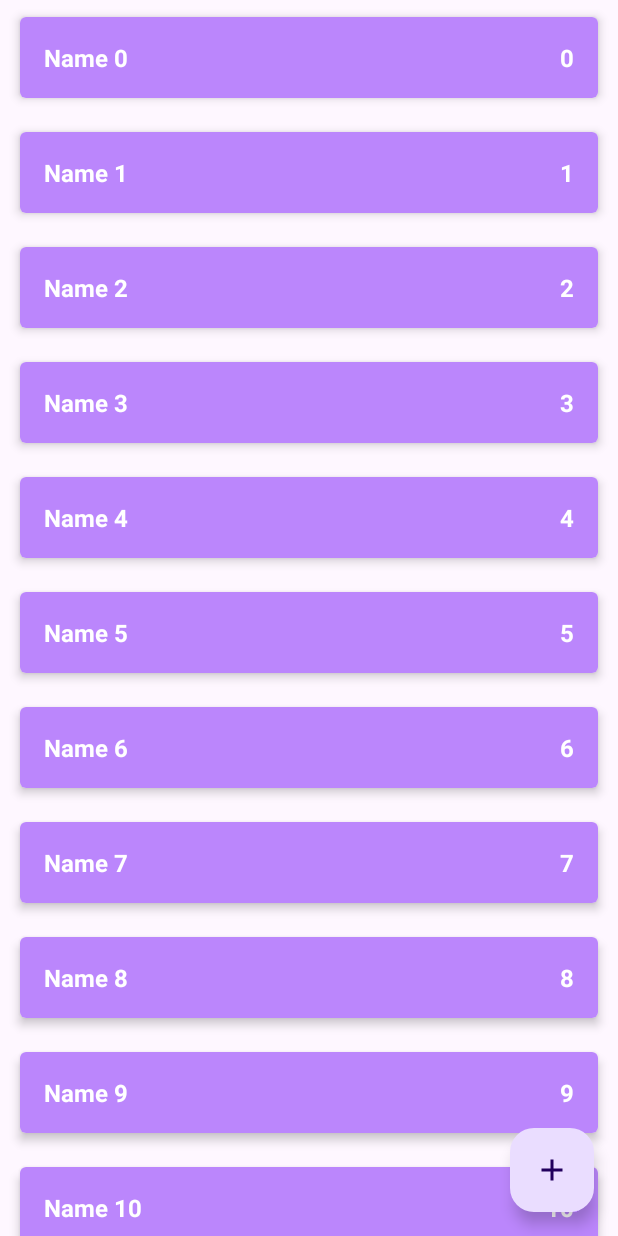
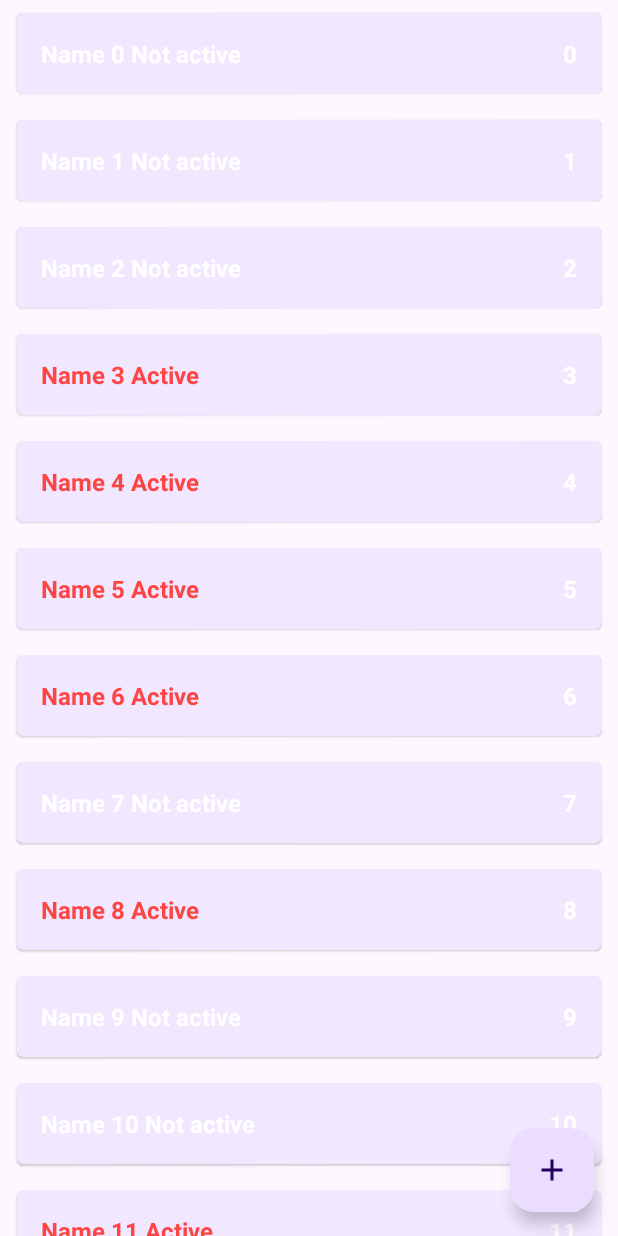
Before and after one commit to MalaevIA/Shopping-List-app, an Android app: the screen it shows after launch (MainActivity), on a phone screen of 412 x 824 dp. Run offline under Robolectric (Android 15) with nearby library versions, the phone set to English and light mode, and no system bars.

Commit message:
Добавление правильного адаптера без багов

```diff
--- a/app/src/main/java/com/example/shoppinglist/data/ShopListRepositoryImpl.kt
+++ b/app/src/main/java/com/example/shoppinglist/data/ShopListRepositoryImpl.kt
@@ -4,6 +4,7 @@ import androidx.lifecycle.LiveData
 import androidx.lifecycle.MutableLiveData
 import com.example.shoppinglist.domain.ShopItem
 import com.example.shoppinglist.domain.ShopListRepository
+import kotlin.random.Random
 
 object ShopListRepositoryImpl: ShopListRepository {
     //инициализируем пустой список из ShopItem
@@ -17,7 +18,7 @@ object ShopListRepositoryImpl: ShopListRepository {
 
     init {
         for (i in 0 until 20){
-            val item = ShopItem("Name $i", i, true)
+            val item = ShopItem("Name $i", i, Random.nextBoolean() )
             addShopItem(item)
         }
     }//инициализация тестового списка из 10 элементов
--- a/app/src/main/java/com/example/shoppinglist/presentation/MainActivity.kt
+++ b/app/src/main/java/com/example/shoppinglist/presentation/MainActivity.kt
@@ -9,41 +9,28 @@ import androidx.activity.enableEdgeToEdge
 import androidx.appcompat.app.AppCompatActivity
 import androidx.lifecycle.ReportFragment.Companion.reportFragment
 import androidx.lifecycle.ViewModelProvider
+import androidx.recyclerview.widget.RecyclerView
 import com.example.shoppinglist.R
 import com.example.shoppinglist.domain.ShopItem
 
 class MainActivity : AppCompatActivity() {
     private lateinit var viewModel: MainViewModel
-    private lateinit var llShopList: LinearLayout
+    private lateinit var adapter: ShopListAdapter
     override fun onCreate(savedInstanceState: Bundle?) {
         super.onCreate(savedInstanceState)
         enableEdgeToEdge()
         setContentView(R.layout.activity_main)
-        llShopList = findViewById(R.id.ll_shop_list)
+        setupRecycleView()
         viewModel = ViewModelProvider(this)[MainViewModel::class.java]
         viewModel.shopList.observe(this){
-            ShowList(it)
+            adapter.shopList = it
         }//подписка на элемент
 
     }
-    private fun ShowList(list: List<ShopItem>){
-        llShopList.removeAllViews()
-        for (item in list){
-            val idLayout = if(item.enabled){
-                R.layout.item_shop_enabled
-            }else{
-                R.layout.item_shop_disabled
-            }
-            val view = LayoutInflater.from(this).inflate(idLayout,llShopList,false)
-            val tvName = view.findViewById<TextView>(R.id.tv_name)
-            val tvCount = view.findViewById<TextView>(R.id.tv_count)
-            tvName.text = item.name
-            tvCount.text = item.count.toString()
-            llShopList.addView(view)
-            view.setOnLongClickListener{
-                viewModel.changeEnabledStateShopItem(item)
-                true
-            }
-        }
+    private fun setupRecycleView(){
+        val rvShopList = findViewById<RecyclerView>(R.id.rv_shop_list)
+        adapter = ShopListAdapter()
+        rvShopList.adapter = adapter
     }
+
 }
--- a/app/src/main/java/com/example/shoppinglist/presentation/ShopListAdapter.kt
+++ b/app/src/main/java/com/example/shoppinglist/presentation/ShopListAdapter.kt
@@ -1,19 +1,29 @@
 package com.example.shoppinglist.presentation
 
+import android.content.Context
 import android.view.LayoutInflater
 import android.view.View
 import android.view.ViewGroup
 import android.widget.TextView
+import androidx.core.content.ContextCompat
 import androidx.recyclerview.widget.RecyclerView
 import com.example.shoppinglist.R
 import com.example.shoppinglist.domain.ShopItem
 
 class ShopListAdapter : RecyclerView.Adapter<ShopListAdapter.ShopItemViewHolder>(){
-    val list = listOf<ShopItem>()
+    var shopList = listOf<ShopItem>()
+        set(value){
+            field = value
+            notifyDataSetChanged()//говорим списку обновляться после установки значения
+        }
 
-
-    override fun onCreateViewHolder(parent: ViewGroup, viewType: Int): ShopItemViewHolder { // как создавать VIew
-        val view = LayoutInflater.from(parent.context).inflate(R.layout.item_shop_disabled, parent, false)
+    override fun onCreateViewHolder(parent: ViewGroup, viewType: Int): ShopItemViewHolder {
+        // как создавать VIew
+        val view = LayoutInflater.from(parent.context).inflate(
+            R.layout.item_shop_disabled,
+            parent,
+            false
+        )
         return ShopItemViewHolder(view)
         //то есть создаем вью из макета
         //и создаем холдер где получаем элементы где можно вставлять значения
@@ -21,22 +31,35 @@ class ShopListAdapter : RecyclerView.Adapter<ShopListAdapter.ShopItemViewHolder>
 
 
 
-    override fun onBindViewHolder(holder: ShopItemViewHolder, position: Int) { // как вставить значения внутри view
-        val shopItem = list[position]
-        holder.tvName.text = shopItem.name
+    override fun onBindViewHolder(holder: ShopItemViewHolder, position: Int) {
+        // как вставить значения внутри view
+        val shopItem = shopList[position]
+        val status = if (shopItem.enabled){
+            "Active"
+        }else{
+            "Not active"
+        }
+        holder.tvName.text = "${shopItem.name} $status"
         holder.tvCount.text = shopItem.count.toString()
         holder.view.setOnLongClickListener{
-
             true
         }
+        if(shopItem.enabled){
+            holder.tvName.setTextColor(ContextCompat.getColor(holder.view.context, android.R.color.holo_red_light))
+        }//установка цвета текста при активном состоянии
 
     }
 
-    class ShopItemViewHolder(val view: View):RecyclerView.ViewHolder(view){//вьюхолдер нужен для уменьшения кол-ва вызовов методов инфлэйт и файнд вью бай айди
+    override fun onViewRecycled(holder: ShopItemViewHolder) {
+        super.onViewRecycled(holder)
+        holder.tvName.setTextColor(ContextCompat.getColor(holder.view.context, android.R.color.white))
+    }
+    class ShopItemViewHolder(val view: View):RecyclerView.ViewHolder(view){//вьюхолдер нужен для
+        // уменьшения кол-ва вызовов методов инфлэйт и файнд вью бай айди
     // и созздании общей вью из нескольких если такие есть
         val tvName = view.findViewById<TextView>(R.id.tv_name)
         val tvCount = view.findViewById<TextView>(R.id.tv_count)
     }
 
-    override fun getItemCount() = list.size
+    override fun getItemCount() = shopList.size
 }
--- a/app/src/main/res/layout/activity_main.xml
+++ b/app/src/main/res/layout/activity_main.xml
@@ -6,23 +6,9 @@
     android:layout_height="match_parent"
     tools:context=".presentation.MainActivity">
 
-
-    <ScrollView
-        android:layout_width="match_parent"
-        android:layout_height="match_parent"
-        android:contentDescription="Scroll elements">
-        <LinearLayout
-            android:id="@+id/ll_shop_list"
-            android:layout_width="match_parent"
-            android:layout_height="wrap_content"
-            android:orientation="vertical" />
-    </ScrollView>
-
-
     <androidx.recyclerview.widget.RecyclerView
         android:id="@+id/rv_shop_list"
         android:layout_width="0dp"
-        android:visibility="gone"
         android:layout_height="0dp"
         app:layout_constraintBottom_toBottomOf="parent"
         app:layout_constraintEnd_toEndOf="parent"
```
